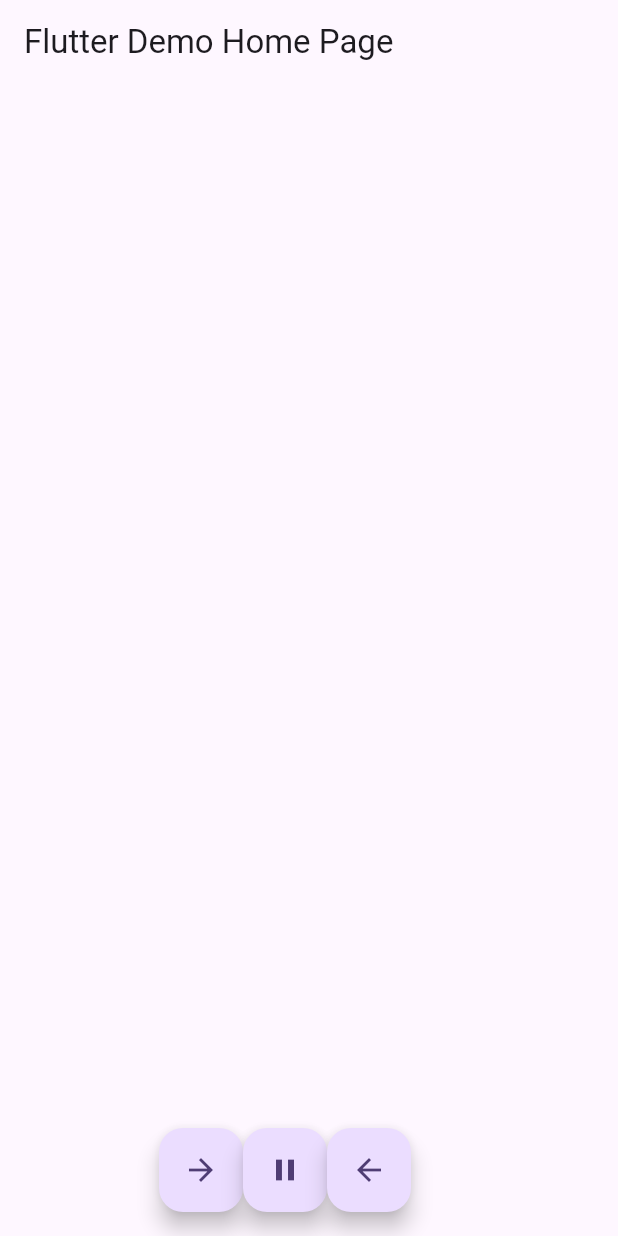
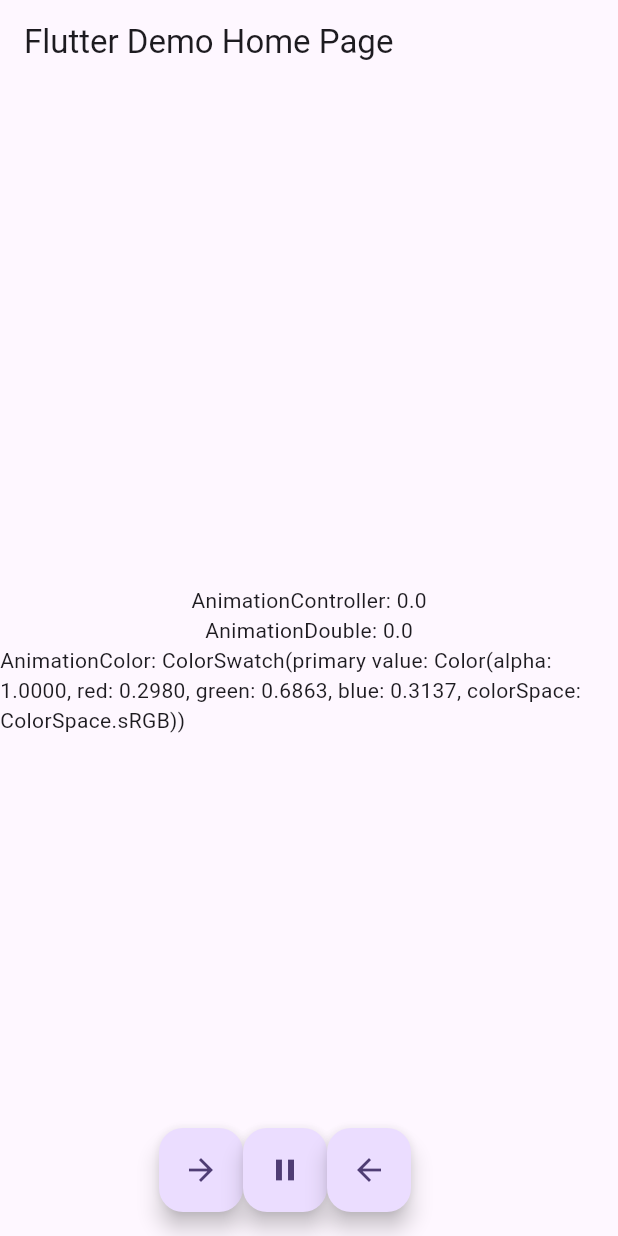
Before and after one commit to koyasaeki/hello_flutter, a Flutter app: the screen it shows after launch, on a phone screen of 412 x 824 dp. Run offline on Flutter 3.47's test engine with Material 3 defaults, Android fonts, the phone set to English and light mode, and no system bars.

Commit message:
update: tween を使ってアニメーションを表現する

```diff
--- a/analysis_options.yaml
+++ b/analysis_options.yaml
@@ -3,3 +3,4 @@ include: package:flutter_lints/flutter.yaml
 linter:
   rules:
     prefer_single_quotes: true
+    line_length: 120
--- a/lib/main.dart
+++ b/lib/main.dart
@@ -33,6 +33,10 @@ class MyHomePage extends StatefulWidget {
 
 class _MyHomePageState extends State<MyHomePage> with TickerProviderStateMixin {
   late AnimationController _animationController;
+  late Animation<double> _animationDouble;
+  late Animation<Color?> _animationColor;
+  final Tween<double> _tweenDouble = Tween(begin: 0.0, end: 200.0);
+  final ColorTween _tweenColor = ColorTween(begin: Colors.green, end: Colors.blue);
 
   _forward() async {
     setState(() {
@@ -55,10 +59,21 @@ class _MyHomePageState extends State<MyHomePage> with TickerProviderStateMixin {
   @override
   void initState() {
     super.initState();
-    _animationController = AnimationController(
-      vsync: this,
-      duration: const Duration(seconds: 3),
-    );
+    _animationController = AnimationController(vsync: this, duration: const Duration(seconds: 3));
+
+    // Tween と AnimationController から Animation (サイズ) を作成する。
+    _animationDouble = _tweenDouble.animate(_animationController);
+    // 変更を反映させるためにやっているだけ。
+    _animationDouble.addListener(() {
+      setState(() {});
+    });
+
+    // Tween と AnimationController から Animation (色) を作成する。
+    _animationColor = _tweenColor.animate(_animationController);
+    // 変更を反映させるためにやっているだけ。
+    _animationColor.addListener(() {
+      setState(() {});
+    });
   }
 
   @override
@@ -77,10 +92,19 @@ class _MyHomePageState extends State<MyHomePage> with TickerProviderStateMixin {
         child: Column(
           mainAxisAlignment: MainAxisAlignment.center,
           children: <Widget>[
+            Text('AnimationController: ${_animationController.value}'),
+            Text('AnimationDouble: ${_animationDouble.value}'),
+            Text('AnimationColor: ${_animationColor.value}'),
             SizeTransition(
               sizeFactor: _animationController,
-              child: const Center(
-                child: FlutterLogo(size: 200.0),
+              child: Center(
+                child: SizedBox(
+                  width: _animationDouble.value,
+                  height: _animationDouble.value,
+                  child: Container(
+                    color: _animationColor.value,
+                  ),
+                ),
               ),
             ),
           ],
```
